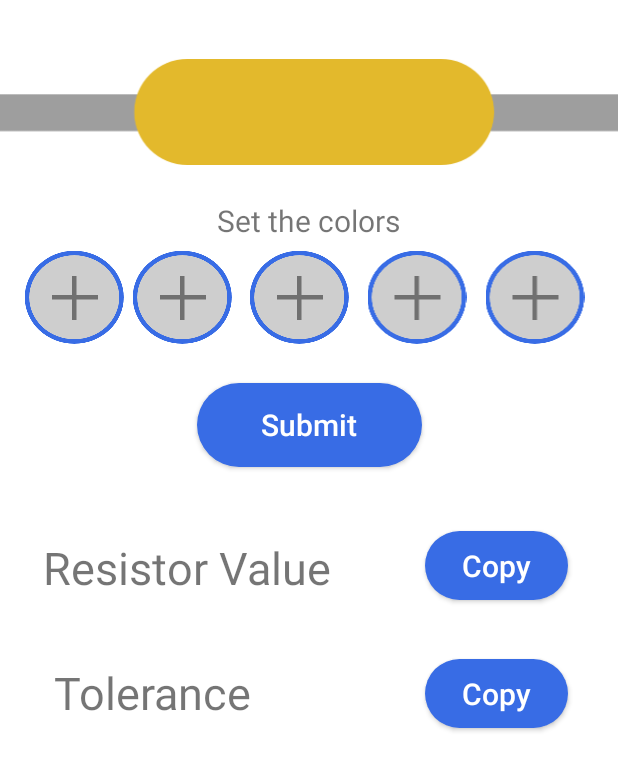
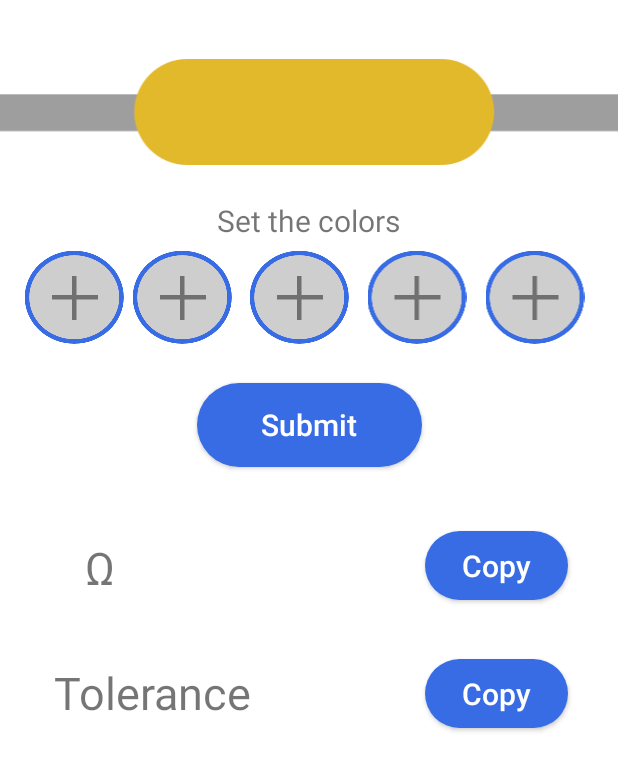
Before and after one commit to eschirni/WiderstandscodeApp, an Android app: the screen it shows after launch (MainActivity), after a tap on "Copy", on a phone screen of 412 x 824 dp. Shown: the top 771 px of the screen. Run offline under Robolectric (Android 15) with nearby library versions, the phone set to English and light mode, and no system bars; 1 statement that could not run was skipped.

Commit message:
+ Ergebnis ausgabe

```diff
--- a/app/src/main/java/com/example/widerstandscode/MainActivity.java
+++ b/app/src/main/java/com/example/widerstandscode/MainActivity.java
@@ -30,6 +30,8 @@ public class MainActivity extends AppCompatActivity {
     TextView tv_color3;
     TextView tv_color4;
     TextView tv_color5;
+    TextView tv_Resistor;
+    TextView tv_Tolerance;
     private String[] colortable = {"black", "brown", "red", "orange", "yellow", "green", "blue", "violet", "grey", "white", "gold", "silver"};
     private String[] colors;
     private List<String> colorlist = new ArrayList<String>();
@@ -49,6 +51,8 @@ public class MainActivity extends AppCompatActivity {
         tv_color3 = findViewById(R.id.tv_color3);
         tv_color4 = findViewById(R.id.tv_color4);
         tv_color5 = findViewById(R.id.tv_color5);
+        tv_Resistor = findViewById(R.id.tv_Resistor);
+        tv_Tolerance = findViewById(R.id.tv_Tolerance);
         ToleranzTable();
     }
     private void SetLocale(){
@@ -131,7 +135,10 @@ public class MainActivity extends AppCompatActivity {
         Values();//macht void mehr sinn?
         if(colors.length > 3) {
             double toleranz = Toleranz(colors, 4);
-            Log.d("Toleranz: ", Double.toString(toleranz));
+            String strToleranz = Double.toString(toleranz);
+            Log.d("Toleranz: ", strToleranz);
+            strToleranz += " %";
+            tv_Tolerance.setText(strToleranz);
         }
     }
     private void Values(){
@@ -155,6 +162,9 @@ public class MainActivity extends AppCompatActivity {
         }
         Log.d("Values Werte: ", values);
         Log.d("Multiplikator: ", multiplikator);
+        values = Integer.toString(Integer.parseInt(multiplikator) * Integer.parseInt(values));
+        values += " Ω";
+        tv_Resistor.setText(values);
     }
     private double Toleranz(String[] colors, int pos){
         return generalToleranz.get(colors[pos]);
```
